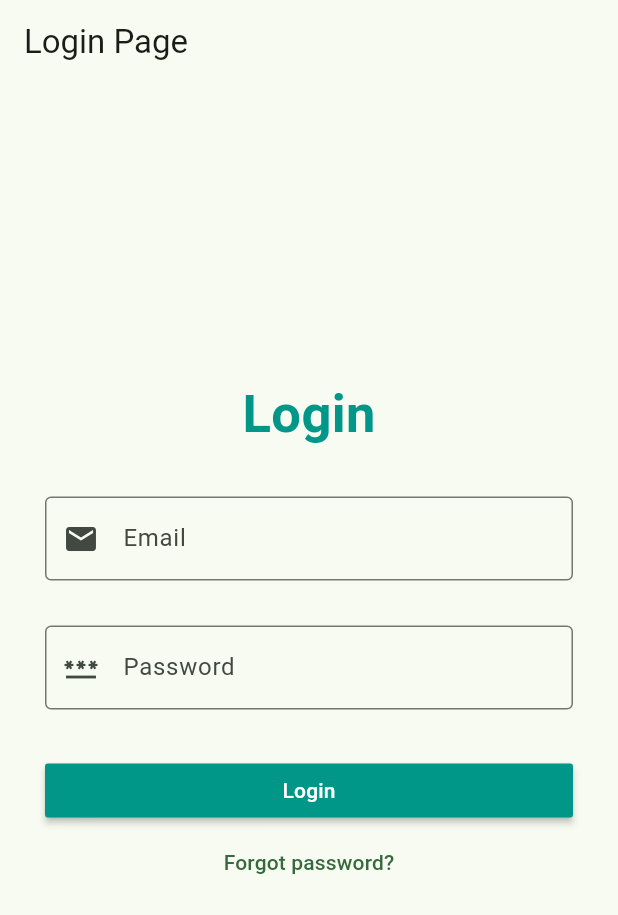
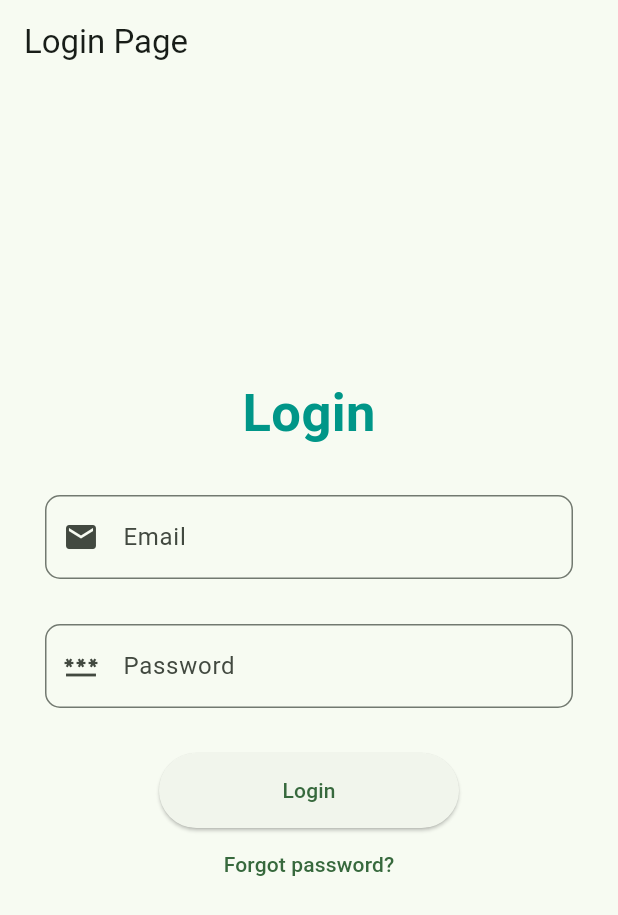
Before and after one commit to isaacangyu/Therapy-Chatbot, a Flutter app: the screen it shows after launch, after a tap on "Navigate to Login", on a phone screen of 412 x 824 dp. Shown: the top 915 px of the screen. Run offline on Flutter 3.47's test engine with Material 3 defaults, Android fonts, the phone set to English and light mode, and no system bars.

```diff
--- a/lib/login/login.dart
+++ b/lib/login/login.dart
@@ -1,4 +1,5 @@
 import 'package:flutter/material.dart';
+import 'package:therapy_chatbot/login/forgot_password.dart';
 
 class LoginPage extends StatelessWidget {
   const LoginPage({super.key}); // back button?
@@ -51,7 +52,9 @@ class LoginPage extends StatelessWidget {
                           labelText: 'Email',
                           hintText: 'Enter email',
                           prefixIcon: Icon(Icons.email),
-                          border: OutlineInputBorder(),
+                          border: OutlineInputBorder(
+                            borderRadius: BorderRadius.circular(10.0),
+                          ),
                         ),
                         onChanged: (value) {},
                         validator: (value) {
@@ -67,7 +70,9 @@ class LoginPage extends StatelessWidget {
                           labelText: 'Password',
                           hintText: 'Enter password',
                           prefixIcon: Icon(Icons.password),
-                          border: OutlineInputBorder(),
+                          border: OutlineInputBorder(
+                            borderRadius: BorderRadius.circular(10.0),
+                          ),
                         ),
                         onChanged: (value) {},
                         validator: (value) {
@@ -79,15 +84,25 @@ class LoginPage extends StatelessWidget {
                       SizedBox(
                         height: 30,
                       ),
-                      MaterialButton(
+                      ElevatedButton(
                         onPressed: () {},
-                        minWidth: 1000,
+                        style: ButtonStyle(
+                          // look into preserving ratio between text and button
+                          fixedSize: WidgetStateProperty.all<Size>(
+                            Size(200.0, 50.0), // Button width and height
+                          ),
+                        ),
                         child: Text('Login'),
-                        color: Colors.teal,
-                        textColor: Colors.white,
                       ),
                       TextButton(
-                        onPressed: () {},
+                        onPressed: () {
+                          Navigator.push(
+                            context,
+                            MaterialPageRoute(
+                                builder: (context) =>
+                                    const ForgotPasswordPage()),
+                          );
+                        },
                         child: Text('Forgot password?'), // left justify
                       )
                     ],
--- a/lib/main.dart
+++ b/lib/main.dart
@@ -15,7 +15,7 @@ class MyApp extends StatelessWidget {
   @override
   Widget build(BuildContext context) {
     return MaterialApp(
-      title: 'Flutter Demo',
+      title: 'Mental Health Chatbot',
       theme: ThemeData(
         // This is the theme of your application.
         //
@@ -32,10 +32,11 @@ class MyApp extends StatelessWidget {
         //
         // This works for code too, not just values: Most code changes can be
         // tested with just a hot reload.
-        colorScheme: ColorScheme.fromSeed(seedColor: const Color.fromARGB(255, 45, 221, 98)),
+        colorScheme: ColorScheme.fromSeed(
+            seedColor: const Color.fromARGB(255, 45, 221, 98)),
         useMaterial3: true,
       ),
-      home: const MyHomePage(title: 'Flutter Demo Home Page'),
+      home: const MyHomePage(title: 'Mental Health Chatbot Home Page'),
     );
   }
 }
@@ -116,43 +117,50 @@ class _MyHomePageState extends State<MyHomePage> {
               '$_counter',
               style: Theme.of(context).textTheme.headlineMedium,
             ),
-            ElevatedButton( // Isaac, Alex
-              child: const Text('Navigate to Login'), // will be replaced by Profile >> Sign out
+            ElevatedButton(
+              // Isaac, Alex
+              child: const Text(
+                  'Navigate to Login'), // will be replaced by Profile >> Sign out
               onPressed: () {
                 Navigator.push(
                   context,
                   MaterialPageRoute(builder: (context) => const LoginPage()),
                 );
-            // Navigate to second route when tapped.
-              },),
-            ElevatedButton( // Vaani
+              },
+            ),
+            ElevatedButton(
+              // Vaani
               child: const Text('Navigate to Breathing'),
               onPressed: () {
                 Navigator.push(
                   context,
                   MaterialPageRoute(builder: (context) => BreathingPage()),
                 );
-            // Navigate to second route when tapped.
-          },),
-            ElevatedButton( // Shrida, Sharngi
+                // Navigate to second route when tapped.
+              },
+            ),
+            ElevatedButton(
+              // Shrida, Sharngi
               child: const Text('Navigate to Journal'),
               onPressed: () {
                 Navigator.push(
                   context,
                   MaterialPageRoute(builder: (context) => const JournalPage()),
                 );
-            // Navigate to second route when tapped.
-          },),
-            ElevatedButton( // Vaani
+                // Navigate to second route when tapped.
+              },
+            ),
+            ElevatedButton(
+              // Vaani
               child: const Text('Navigate to Profile'),
               onPressed: () {
                 Navigator.push(
                   context,
                   MaterialPageRoute(builder: (context) => const ProfilePage()),
                 );
-            // Navigate to second route when tapped.
-          },
-        ),
+                // Navigate to second route when tapped.
+              },
+            ),
           ],
         ),
       ),
```
Also changed, not shown: 1 other file.
